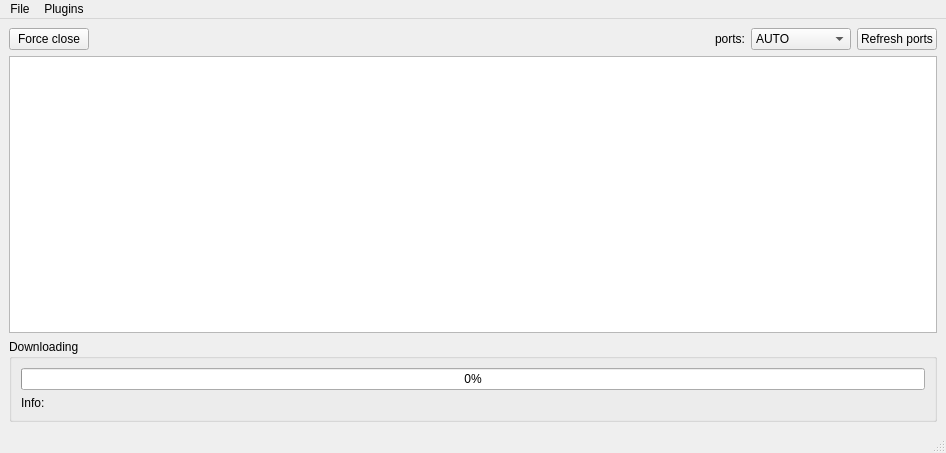
Before: the Qt Designer form src/frames/UI_web2board.ui in bq/web2board, drawn with Qt 5.
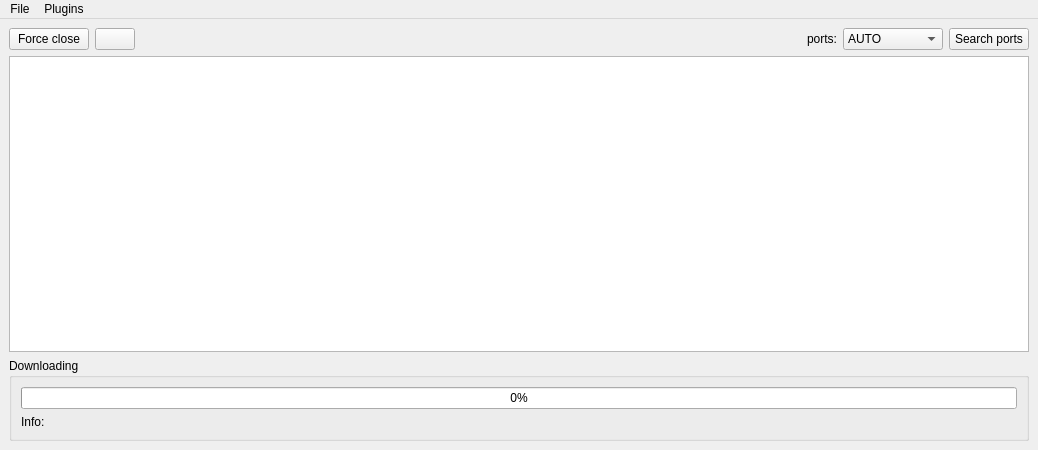
After: the same form once the commit is applied.

Commit message: web2board without taskbar icon

What changed in the file:
```diff
--- a/src/frames/UI_web2board.ui
+++ b/src/frames/UI_web2board.ui
@@ -6,8 +6,8 @@
    <rect>
     <x>0</x>
     <y>0</y>
-    <width>946</width>
-    <height>453</height>
+    <width>1038</width>
+    <height>450</height>
    </rect>
   </property>
   <property name="windowTitle">
@@ -24,6 +24,16 @@
         </property>
        </widget>
       </item>
+      <item>
+       <widget class="QPushButton" name="clean">
+        <property name="toolTip">
+         <string>Clean the console</string>
+        </property>
+        <property name="text">
+         <string/>
+        </property>
+       </widget>
+      </item>
       <item>
        <spacer name="horizontalSpacer_2">
         <property name="orientation">
@@ -62,7 +72,7 @@
       <item>
        <widget class="QPushButton" name="searchPorts">
         <property name="text">
-         <string>Refresh ports</string>
+         <string>Search ports</string>
         </property>
        </widget>
       </item>
@@ -100,13 +110,12 @@
     </item>
    </layout>
   </widget>
-  <widget class="QStatusBar" name="statusbar"/>
   <widget class="QMenuBar" name="menuBar">
    <property name="geometry">
     <rect>
      <x>0</x>
      <y>0</y>
-     <width>946</width>
+     <width>1038</width>
      <height>21</height>
     </rect>
    </property>
```
Left out of the diff: 3 changed lines with no effect on the pictures. The commit also changes 15 other files.
